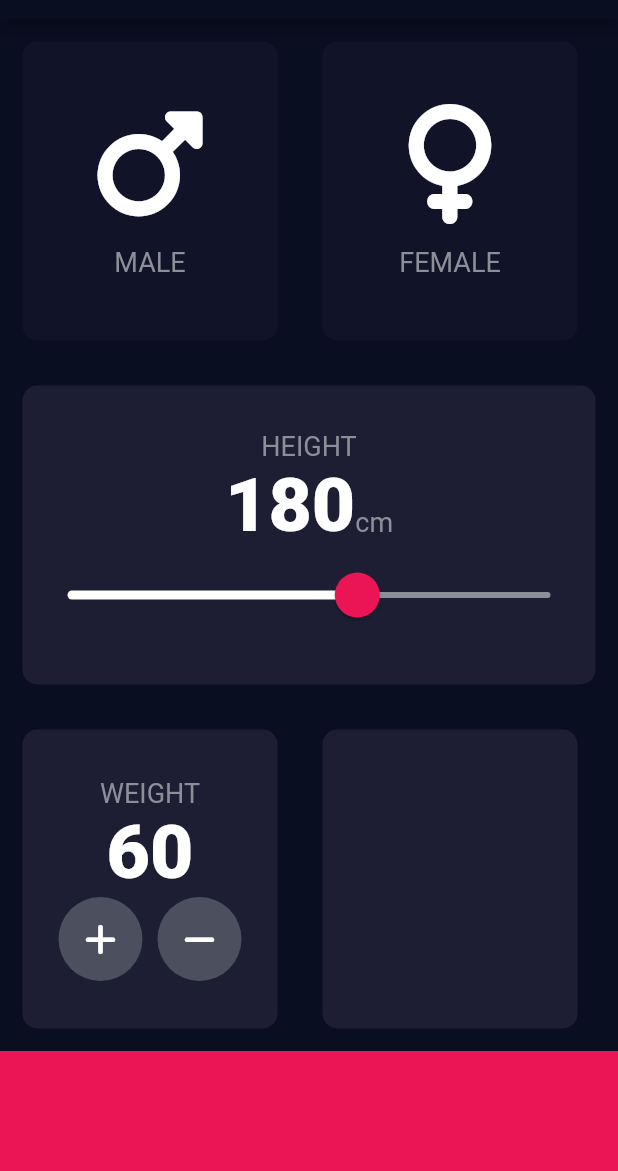
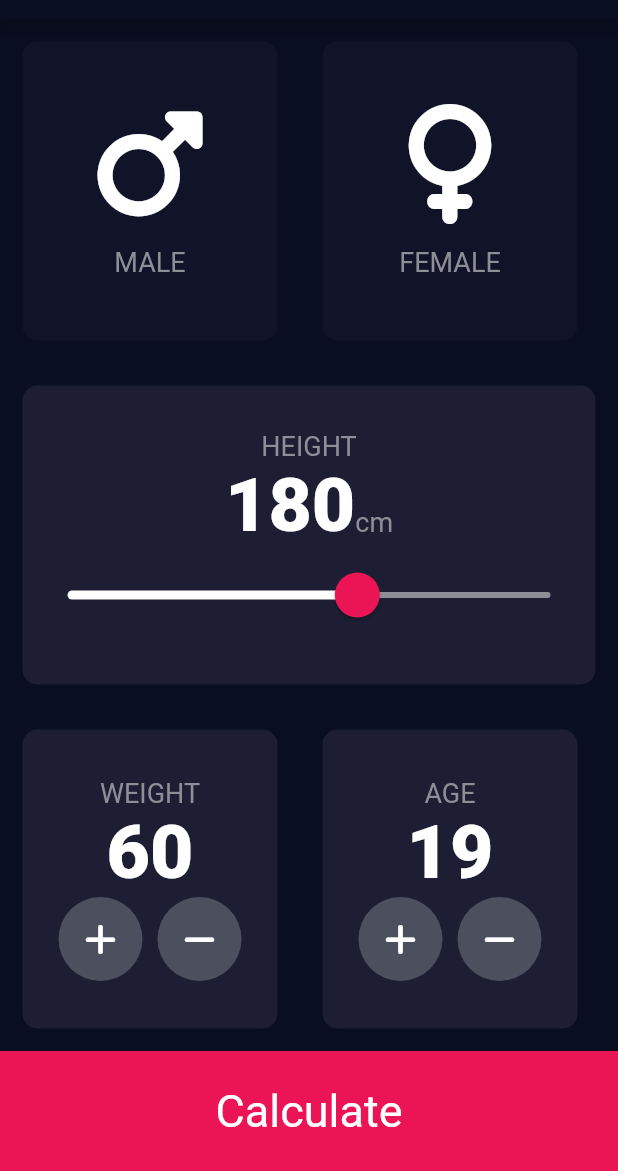
Before and after one commit to naveeez10/BMI_Calculator, a Flutter app: the screen it shows after launch, on a phone screen of 412 x 824 dp, the part 65-1236 px from its top. Run offline on Flutter 3.47's test engine with Material 2 defaults, Android fonts, the phone set to English and light mode, and no system bars; our stand-ins replace font_awesome_flutter.

Commit message:
ui changes

```diff
--- a/lib/constants.dart
+++ b/lib/constants.dart
@@ -4,7 +4,9 @@ const bottomcontainerheight = 80;
 const activeCardcolor = Color(0xFF1D1E33);
 const inactiveCardcolor = Color(0xFF111328);
 const bottomcardcolor = Color(0xFFEB1555);
-
+int height = 180;
+int weight = 60;
+int age = 19;
 const labeltextstyle = TextStyle(
     fontSize: 18,
     color: Color(0xFF8D8E98)
--- a/lib/input_page.dart
+++ b/lib/input_page.dart
@@ -14,9 +14,6 @@ enum Gender {
   male,
   female,
 }
-
-int height = 180;
-int weight = 60;
 
 class _InputPageState extends State<InputPage> {
   Color malecardcolor = inactiveCardcolor;
@@ -151,19 +148,64 @@ class _InputPageState extends State<InputPage> {
                     Row(
                       mainAxisAlignment: MainAxisAlignment.center,
                       children: [
-                        RoundIconButton(icon: FontAwesomeIcons.plus),
+                        RoundIconButton(icon: FontAwesomeIcons.plus,func: (){
+                          setState(() {
+                            weight++;
+                          });
+                        },),
                         SizedBox(width: 10,),
-                        RoundIconButton(icon: FontAwesomeIcons.minus)
+                        RoundIconButton(icon: FontAwesomeIcons.minus,func: (){
+                          setState(() {
+                            weight--;
+                          });
+                        },)
                       ],
                     )
                   ],
                 ),
               ),
-              Reusable(colour: activeCardcolor),
+              Reusable(
+                colour: activeCardcolor,
+                cardchild: Column(
+                  mainAxisAlignment: MainAxisAlignment.center,
+                  children: [
+                    Text(
+                      'AGE',
+                      style: labeltextstyle,
+                    ),
+                    Text(
+                      age.toString(),
+                      style:
+                      TextStyle(fontSize: 50, fontWeight: FontWeight.w900),
+                    ),
+                    Row(
+                      mainAxisAlignment: MainAxisAlignment.center,
+                      children: [
+                        RoundIconButton(icon: FontAwesomeIcons.plus,func: (){
+                          setState(() {
+                            age++;
+                          });
+                        },),
+                        SizedBox(width: 10,),
+                        RoundIconButton(icon: FontAwesomeIcons.minus,func: (){
+                          setState(() {
+                            age--;
+                          });
+                        },)
+                      ],
+                    )
+                  ],
+                ),
+              )
             ],
           )),
           Container(
             color: bottomcardcolor,
+            child: Center(child: Text("Calculate",style: TextStyle(
+              color: Colors.white,
+              fontSize: 30
+            ),)),
+            width: double.infinity,
             height: 80,
           )
         ],
--- a/lib/roundIconbutton.dart
+++ b/lib/roundIconbutton.dart
@@ -1,12 +1,16 @@
 import 'package:flutter/material.dart';
+import 'constants.dart';
+import 'input_page.dart';
 class RoundIconButton extends StatelessWidget {
   IconData? icon;
+  final Function func;
+  RoundIconButton({this.icon, required this.func});
 
-  RoundIconButton({this.icon});
   @override
   Widget build(BuildContext context) {
     return RawMaterialButton(
         onPressed: (){
+          func();
         },
         child: Icon(icon),
         shape: CircleBorder(),
```
